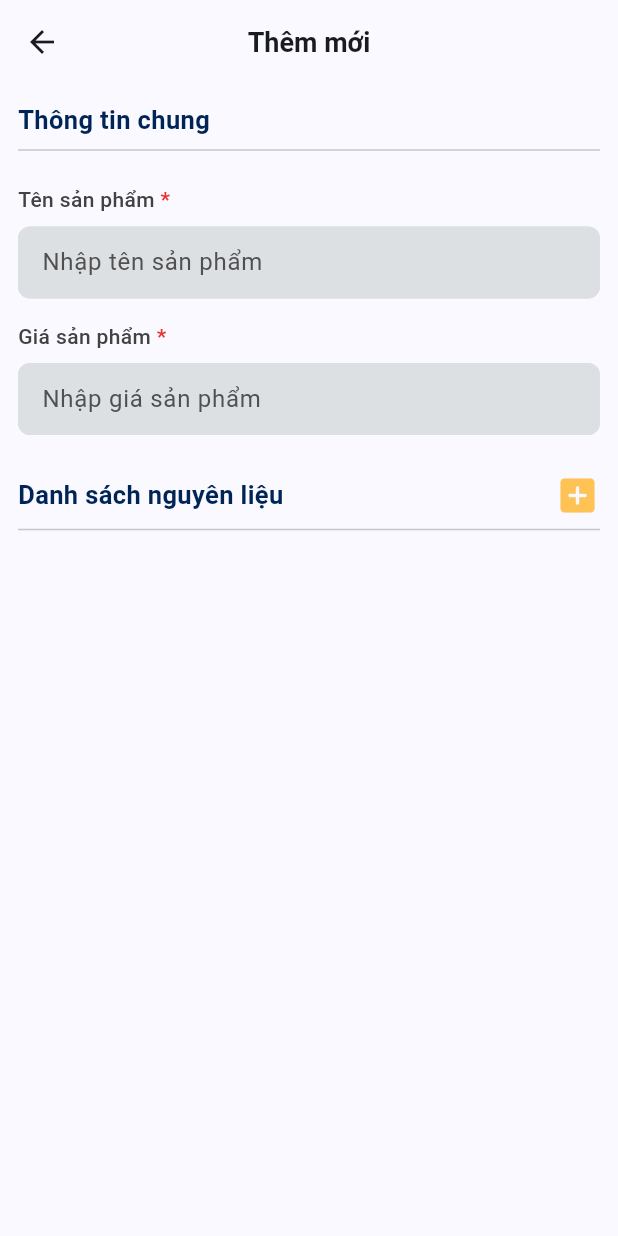
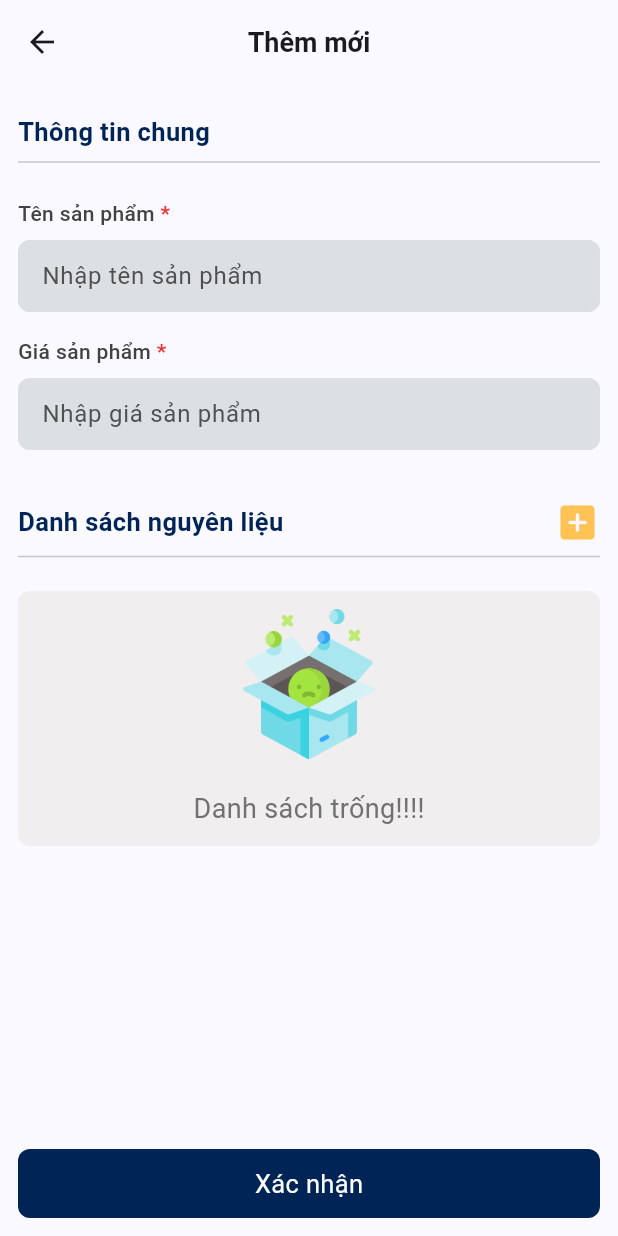
Before and after one commit to MinhQuang1711/Mercury-Mobile, a Flutter app: the CreateProductPage screen opened directly, on a phone screen of 412 x 824 dp. Run offline on Flutter 3.47's test engine with Material 3 defaults, Android fonts, the phone set to English and light mode, and no system bars; our stand-ins replace dio, flutter_bloc, freezed_annotation, get_it, go_router, searchfield and 1 more; accounts and stored records are empty; network calls fail.

Commit message:
Complated UI

```diff
--- a/lib/config/theme/color.dart
+++ b/lib/config/theme/color.dart
@@ -4,7 +4,7 @@ class AppColor {
   static const Color white = Color(0XFFFDFDFD);
   static const Color black = Color(0XFF0C0C0C);
 
-  static const Color grey1 = Color(0XFFFAFAFA);
+  static const Color grey1 = Color.fromARGB(255, 240, 238, 238);
   static const Color grey2 = Color(0XFFDCE0E3);
   static const Color grey3 = Color(0XFFD7D7D7);
   static const Color grey4 = Color(0XFF717171);
--- a/lib/feature/presentations/bloc/product/cubit/create_and_update/cubit.dart
+++ b/lib/feature/presentations/bloc/product/cubit/create_and_update/cubit.dart
@@ -7,7 +7,8 @@ import '../../../../../domain/model/combo_box/combo_box.dart';
 
 class ProductCubit extends Cubit<ProductCubitState> {
   ProductCubit()
-      : super(const ProductCubitState(dto: ProductRequest(), comboBoxes: []));
+      : super(const ProductCubitState(
+            dto: ProductRequest(detailProducts: []), comboBoxes: []));
 
   void initComboBoxes(List<ComboBox> val) {
     emit(state.copyWith(comboBoxes: val));
--- a/lib/feature/presentations/ui/sale_product/create/create.dart
+++ b/lib/feature/presentations/ui/sale_product/create/create.dart
@@ -11,7 +11,9 @@ import 'package:mercury/feature/presentations/widget/factory/screen/create_scree
 import 'package:mercury/feature/presentations/widget/stack/screen_allway_see_bottom.dart';
 
 import '../widget/info_title.dart';
+import '../widget/listview.dart';
 import 'widget/add_detail_button.dart';
+import 'widget/create_button.dart';
 import 'widget/product_cubit_listen.dart';
 
 class CreateProductScreen extends StatelessWidget {
@@ -38,24 +40,27 @@ class CreateProductPage extends StatelessWidget {
   Widget build(BuildContext context) {
     return Scaffold(
       appBar: _appBar(),
-      body: const ProductCubitListen(
+      body: ProductCubitListen(
         child: AppStack(
-          backgroundWidget: Column(
+          backgroundWidget: _formInput(),
+          bottomWidget: const CreateProductButton(),
+        ),
+      ),
+    );
+  }
+
+  Column _formInput() {
+    return const Column(
       crossAxisAlignment: CrossAxisAlignment.start,
       children: [
         ProductInfoTitle(),
-              SizedBox(height: 15),
         ProductNameField(),
-              SizedBox(height: 15),
         ProductPriceField(),
         SizedBox(height: 25),
         AddDetailButton(),
         SizedBox(height: 15),
+        ListDetailProduct(),
       ],
-          ),
-          bottomWidget: SizedBox(),
-        ),
-      ),
     );
   }
 
--- /dev/null
+++ b/lib/feature/presentations/ui/sale_product/create/widget/create_button.dart
@@ -0,0 +1,11 @@
+import 'package:flutter/material.dart';
+import 'package:mercury/feature/presentations/widget/button/button.dart';
+
+class CreateProductButton extends StatelessWidget {
+  const CreateProductButton({super.key});
+
+  @override
+  Widget build(BuildContext context) {
+    return const AppButton(label: "Xác nhận");
+  }
+}
--- /dev/null
+++ b/lib/feature/presentations/ui/sale_product/widget/detail_product_card.dart
@@ -0,0 +1,30 @@
+import 'package:flutter/material.dart';
+import 'package:mercury/config/theme/color.dart';
+import 'package:mercury/config/theme/text_style.dart';
+import 'package:mercury/core/utils/extension/number.dart';
+import 'package:mercury/feature/domain/model/combo_box/combo_box.dart';
+import 'package:mercury/feature/presentations/widget/card_container.dart';
+
+class DetailProductCard extends StatelessWidget {
+  const DetailProductCard({super.key, required this.comboBox});
+  final ComboBox comboBox;
+
+  @override
+  Widget build(BuildContext context) {
+    return ContainerCard(
+      child: Column(
+        children: [
+          Text(
+            comboBox.name ?? "",
+            style: bodyBold.copyWith(color: AppColor.blue),
+          ),
+          const SizedBox(height: 10),
+          Text(
+            (comboBox.value ?? 0).formatNumber(),
+            style: captionMedium.copyWith(color: AppColor.black),
+          )
+        ],
+      ),
+    );
+  }
+}
--- a/lib/feature/presentations/ui/sale_product/widget/info_title.dart
+++ b/lib/feature/presentations/ui/sale_product/widget/info_title.dart
@@ -8,7 +8,9 @@ class ProductInfoTitle extends StatelessWidget {
 
   @override
   Widget build(BuildContext context) {
-    return Column(
+    return Padding(
+      padding: const EdgeInsets.symmetric(vertical: 8),
+      child: Column(
         crossAxisAlignment: CrossAxisAlignment.start,
         children: [
           Text(
@@ -17,6 +19,7 @@ class ProductInfoTitle extends StatelessWidget {
           ),
           const Divider(),
         ],
+      ),
     );
   }
 }
--- /dev/null
+++ b/lib/feature/presentations/ui/sale_product/widget/listview.dart
@@ -0,0 +1,44 @@
+import 'package:flutter/material.dart';
+import 'package:flutter_bloc/flutter_bloc.dart';
+import 'package:mercury/config/const/padding.dart';
+import 'package:mercury/config/const/radius.dart';
+import 'package:mercury/config/theme/color.dart';
+import 'package:mercury/feature/presentations/bloc/product/cubit/create_and_update/cubit.dart';
+import 'package:mercury/feature/presentations/bloc/product/cubit/create_and_update/state/state.dart';
+import 'package:mercury/feature/presentations/ui/sale_product/widget/detail_product_card.dart';
+import 'package:mercury/feature/presentations/widget/empty_widget.dart';
+
+class ListDetailProduct extends StatelessWidget {
+  const ListDetailProduct({super.key});
+
+  @override
+  Widget build(BuildContext context) {
+    return _container(
+      BlocBuilder<ProductCubit, ProductCubitState>(
+        buildWhen: (p, c) => p.dto.detailProducts != c.dto.detailProducts,
+        builder: (context, state) =>
+            state.comboBoxes.isEmpty ? const EmptyWidget() : _listCard(state),
+      ),
+    );
+  }
+
+  Column _listCard(ProductCubitState state) {
+    return Column(
+      children: state.dto.detailProducts!
+          .map((e) => DetailProductCard(comboBox: e))
+          .toList(),
+    );
+  }
+
+  Container _container(Widget child) {
+    return Container(
+      width: double.infinity,
+      padding: AppPadding.padding12,
+      decoration: BoxDecoration(
+        color: AppColor.grey1,
+        borderRadius: AppContainerBorder.radius8,
+      ),
+      child: child,
+    );
+  }
+}
--- a/lib/feature/presentations/ui/sale_product/widget/name_field.dart
+++ b/lib/feature/presentations/ui/sale_product/widget/name_field.dart
@@ -16,6 +16,13 @@ class ProductNameField extends StatelessWidget {
 
   @override
   Widget build(BuildContext context) {
+    return Padding(
+      padding: const EdgeInsets.symmetric(vertical: 8),
+      child: _nameField(),
+    );
+  }
+
+  ColumnInput _nameField() {
     return ColumnInput(
       isRequied: true,
       titleLabel: "Tên sản phẩm",
--- a/lib/feature/presentations/ui/sale_product/widget/price_field.dart
+++ b/lib/feature/presentations/ui/sale_product/widget/price_field.dart
@@ -17,6 +17,13 @@ class ProductPriceField extends StatelessWidget {
 
   @override
   Widget build(BuildContext context) {
+    return Padding(
+      padding: const EdgeInsets.symmetric(vertical: 8),
+      child: _priceField(),
+    );
+  }
+
+  ColumnInput _priceField() {
     return ColumnInput(
       isRequied: true,
       titleLabel: "Giá sản phẩm",
```
Lines whose indentation alone changed are shown as unchanged.
